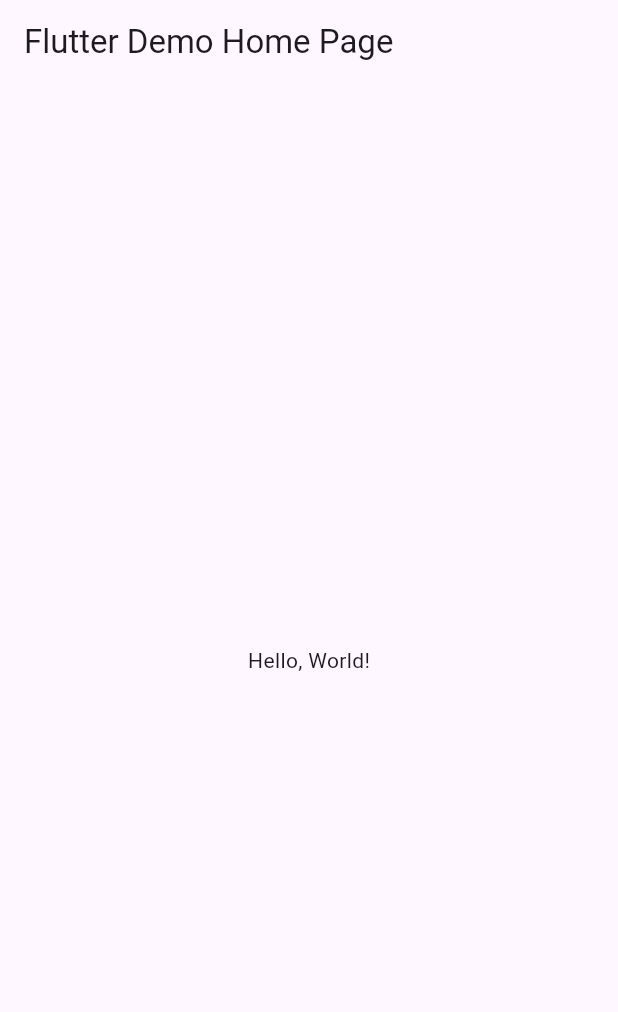
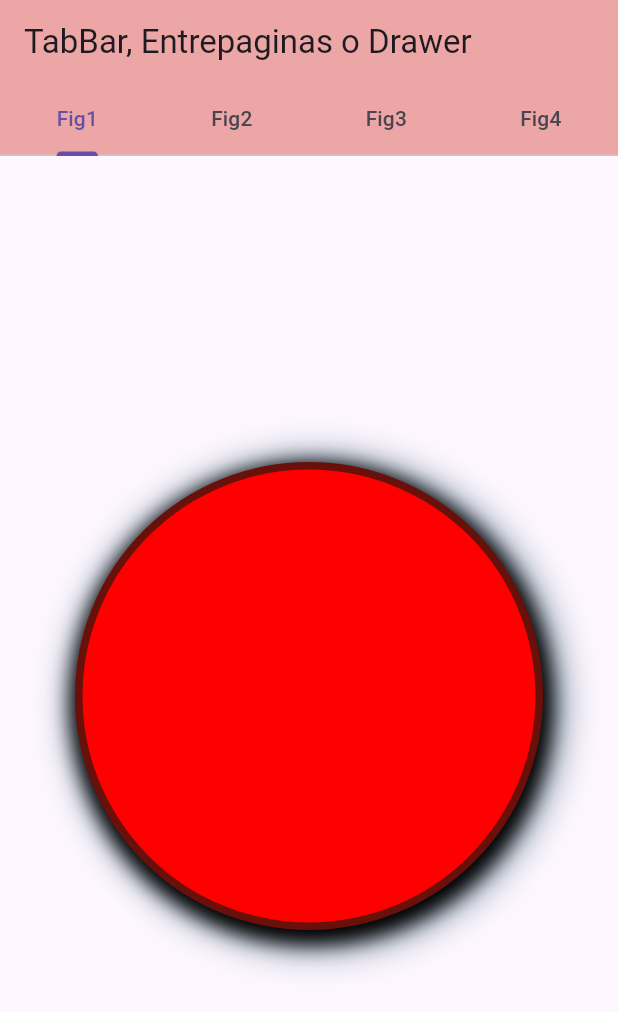
Before and after one commit to CastroNancy/uiiAct8_0331, a Flutter app: the screen it shows after launch, on a phone screen of 412 x 824 dp. Shown: the top 1012 px of the screen. Run offline on Flutter 3.47's test engine with Material 3 defaults, Android fonts, the phone set to English and light mode, and no system bars.

Commit message:
Update main.dart

```diff
--- a/lib/main.dart
+++ b/lib/main.dart
@@ -3,41 +3,212 @@ import 'package:flutter/material.dart';
 void main() => runApp(MyApp());
 
 class MyApp extends StatelessWidget {
-  const MyApp({super.key});
-  // This widget is the root of your application.
+  const MyApp({Key? key}) : super(key: key);
+
   @override
   Widget build(BuildContext context) {
     return MaterialApp(
-      // Application name
       title: 'Flutter Hello World',
-      // Application theme data, you can set the colors for the application as
-      // you want
+      debugShowCheckedModeBanner: false,
       theme: ThemeData(
-        // useMaterial3: false,
         primarySwatch: Colors.blue,
       ),
-      // A widget which will be started on application startup
-      home: MyHomePage(title: 'Flutter Demo Home Page'),
+      home: MyHomePage(title: 'TabBar, Entrepaginas o Drawer'),
     );
   }
 }
 
-class MyHomePage extends StatelessWidget {
+class MyHomePage extends StatefulWidget {
+  const MyHomePage({Key? key, required this.title}) : super(key: key);
   final String title;
-  const MyHomePage({super.key, required this.title});
+
+  @override
+  State<MyHomePage> createState() => _MyHomePageState();
+}
+
+class _MyHomePageState extends State<MyHomePage>
+    with SingleTickerProviderStateMixin {
+  late TabController _tabController;
+
+  @override
+  void initState() {
+    super.initState();
+    _tabController = TabController(length: 4, vsync: this);
+  }
 
   @override
   Widget build(BuildContext context) {
     return Scaffold(
       appBar: AppBar(
-        // The title text which will be shown on the action bar
-        title: Text(title),
+        backgroundColor: Color(0xffeda6a6),
+        title: Text(widget.title),
+        bottom: TabBar(
+          controller: _tabController,
+          tabs: [
+            Tab(text: 'Fig1'),
+            Tab(text: 'Fig2'),
+            Tab(text: 'Fig3'),
+            Tab(text: 'Fig4'),
+          ],
+        ),
       ),
-      body: Center(
-        child: Text(
-          'Hello, World!',
-        ),
+      body: TabBarView(
+        controller: _tabController,
+        children: [
+          // Circulo
+          Container(
+            //  padding: const EdgeInsets.all(20),
+            margin: const EdgeInsets.all(50),
+            alignment: Alignment.center,
+            decoration: BoxDecoration(
+              color: Color(0xffff0000),
+              border: Border.all(width: 5, color: Color(0xff69100a)),
+              shape: BoxShape.circle,
+              boxShadow: [
+                BoxShadow(
+                  color: Color(0xff91a4b4),
+                  offset: Offset(5.0, 5.0),
+                  blurRadius: 20.0,
+                  spreadRadius: 10.0,
+                ),
+                BoxShadow(
+                  color: Colors.black,
+                  offset: Offset(2.0, 5.0),
+                  blurRadius: 10.0,
+                  spreadRadius: 5.0,
+                ),
+              ],
+            ),
+            width: 250,
+            height: 300,
+            constraints: BoxConstraints(
+              minHeight: 100,
+              minWidth: 100,
+              maxHeight: 300,
+              maxWidth: 300,
+            ),
+          ),
+
+          // rectangulo
+          Container(
+            //  padding: const EdgeInsets.all(20),
+            margin: const EdgeInsets.all(50),
+            alignment: Alignment.center,
+            decoration: BoxDecoration(
+              color: Color(0xffff0000),
+              border: Border.all(width: 5, color: Color(0xff69100a)),
+              shape: BoxShape.rectangle,
+              boxShadow: [
+                BoxShadow(
+                  color: Color(0xff91a4b4),
+                  offset: Offset(5.0, 5.0),
+                  blurRadius: 20.0,
+                  spreadRadius: 10.0,
+                ),
+                BoxShadow(
+                  color: Colors.black,
+                  offset: Offset(2.0, 5.0),
+                  blurRadius: 10.0,
+                  spreadRadius: 5.0,
+                ),
+              ],
+            ),
+            width: 150,
+            height: 150,
+            child: Text(
+              "",
+              style: TextStyle(fontSize: 25, color: Color(0xffffffff)),
+            ),
+            constraints: BoxConstraints(
+              minHeight: 100,
+              minWidth: 100,
+              maxHeight: 100,
+              maxWidth: 100,
+            ),
+          ),
+
+          // Triangulo
+          Container(
+            alignment: Alignment.center,
+            child: CustomPaint(
+              size: Size(250, 250),
+              painter: TrianglePainter(),
+            ),
+          ),
+
+          //cuadrado
+
+          Container(
+            //  padding: const EdgeInsets.all(20),
+            margin: const EdgeInsets.all(50),
+            alignment: Alignment.center,
+            decoration: BoxDecoration(
+              color: Color(0xffff0000),
+              border: Border.all(width: 5, color: Color(0xff69100a)),
+              shape: BoxShape.rectangle,
+              boxShadow: [
+                BoxShadow(
+                  color: Color(0xff91a4b4),
+                  offset: Offset(5.0, 5.0),
+                  blurRadius: 20.0,
+                  spreadRadius: 10.0,
+                ),
+                BoxShadow(
+                  color: Colors.black,
+                  offset: Offset(2.0, 5.0),
+                  blurRadius: 10.0,
+                  spreadRadius: 5.0,
+                ),
+              ],
+            ),
+            width: 150,
+            height: 200,
+
+            constraints: BoxConstraints(
+              minHeight: 100,
+              minWidth: 100,
+              maxHeight: 300,
+              maxWidth: 300,
+            ),
+            transform: Matrix4.skew(0.2, -0.2)..rotateZ(0.9),
+            transformAlignment: Alignment.center,
+            foregroundDecoration: BoxDecoration(),
+          ),
+        ],
       ),
     );
   }
+
+  @override
+  void dispose() {
+    _tabController.dispose();
+    super.dispose();
+  }
 }
+
+class TrianglePainter extends CustomPainter {
+  @override
+  void paint(Canvas canvas, Size size) {
+    final paint = Paint()
+      ..color = Color(0xffff0000)
+      ..style = PaintingStyle.fill;
+
+    final path = Path();
+    path.moveTo(size.width / 2, 0);
+    path.lineTo(size.width, size.height);
+    path.lineTo(0, size.height);
+    path.close();
+
+    // Dibujar borde
+    final borderPaint = Paint()
+      ..color = Color(0xff69100a) // Color del borde
+      ..style = PaintingStyle.stroke
+      ..strokeWidth = 5; // Ancho del borde
+
+    canvas.drawPath(path, paint);
+    canvas.drawPath(path, borderPaint); // Dibujar el borde
+  }
+
+  @override
+  bool shouldRepaint(covariant CustomPainter oldDelegate) => false;
+}
```
